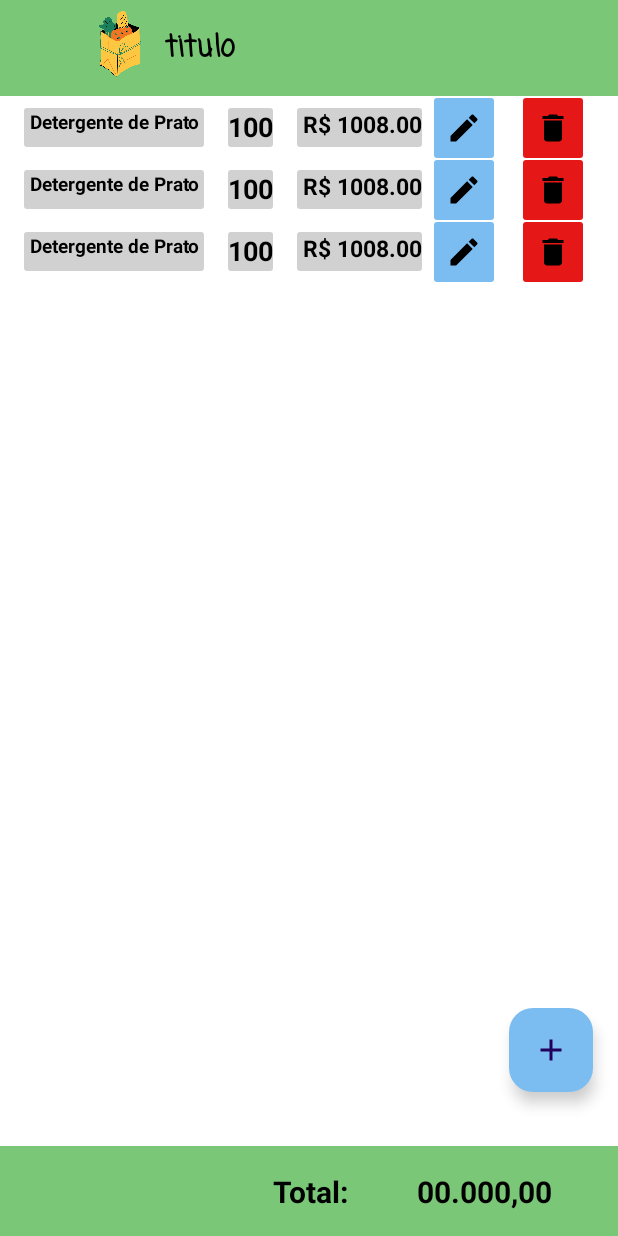
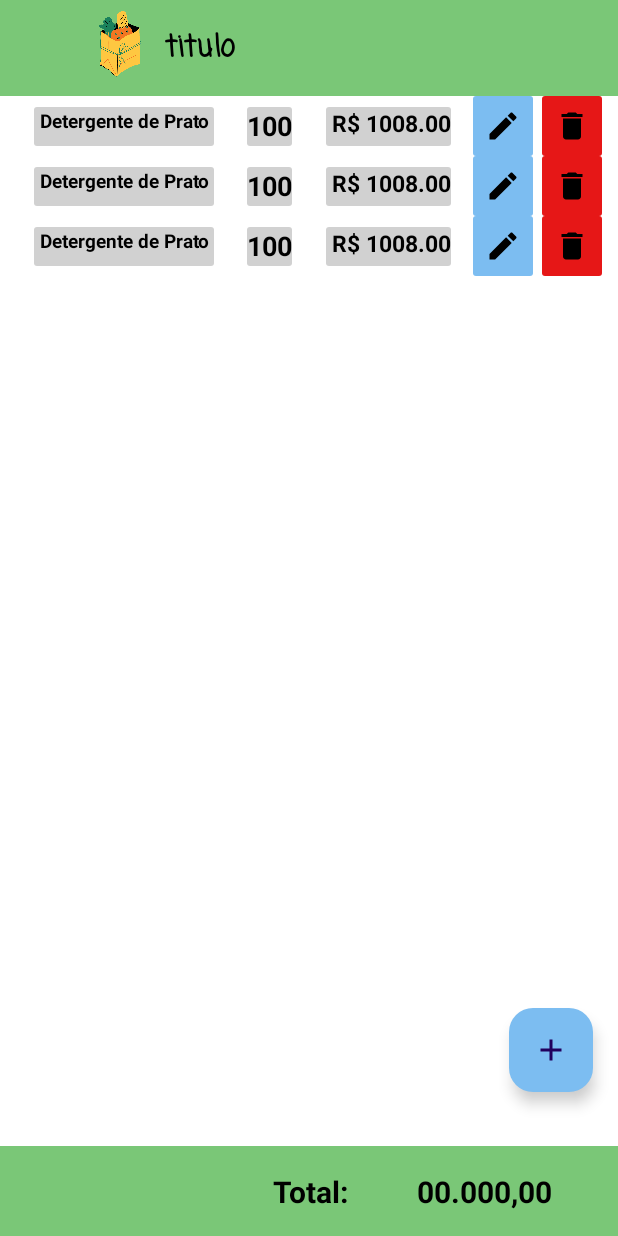
Before and after one commit to HigorLDK/FeiraFacil, an Android app: the layout activity_nova_feira.xml on its own in the app's theme, with its tools: preview values and no code run, on a phone screen of 412 x 824 dp. Run offline under Robolectric (Android 15) with nearby library versions, the phone set to English and light mode, and no system bars; Roboto replaces fonts that are not available here.

Commit message:
v0.4.1 - Correção de erro na navegação

```diff
--- a/app/src/main/java/com/example/feirafacil/activites/AtualizarItemActivity.kt
+++ b/app/src/main/java/com/example/feirafacil/activites/AtualizarItemActivity.kt
@@ -115,6 +115,7 @@ class AtualizarItemActivity : AppCompatActivity() {
                     val intent = Intent(this, NovaFeiraActivity::class.java)
                     intent.putExtra("source", "ActivityAtualizar")
                     intent.putExtra("tituloFeira", tituloFeira)
+                    intent.action = "ActivityAtualizar"
                     startActivity(intent)
                     finish()
                 }
--- a/app/src/main/java/com/example/feirafacil/activites/ListaFeiraActivity.kt
+++ b/app/src/main/java/com/example/feirafacil/activites/ListaFeiraActivity.kt
@@ -135,13 +135,13 @@ class ListaFeiraActivity : AppCompatActivity() {
                     if (timestamp != null) {
                         lista?.data = timestamp.toDate()
                     }
-                    //Log.i("feirateste", "$date")
+
                     if (lista != null) {
                         listaFeiras.add(lista)
 
                     }
                 }
-                Log.i("testefeira", "$listaFeiras")
+
                 if (listaFeiras.isNotEmpty()) {
                     feiraAdapter.adicionarFeira(listaFeiras)
                 }else{
--- a/app/src/main/java/com/example/feirafacil/activites/MainActivity.kt
+++ b/app/src/main/java/com/example/feirafacil/activites/MainActivity.kt
@@ -46,7 +46,7 @@ class MainActivity : AppCompatActivity() {
             val currentUser = firebaseAuth.currentUser
             currentUser?.let {
                 val uid = it.uid
-                Log.i("uiduser", "$uid")
+                Log.i("uiduser", uid)
             }
         }
 
@@ -75,9 +75,6 @@ class MainActivity : AppCompatActivity() {
             }
     }
 
-    override fun onStart() {
-        super.onStart()
-    }
 
     private fun eventosClique() {
 
--- a/app/src/main/res/layout/activity_nova_feira.xml
+++ b/app/src/main/res/layout/activity_nova_feira.xml
@@ -62,6 +62,7 @@
         android:layout_width="wrap_content"
         android:layout_height="wrap_content"
         android:clickable="true"
+        android:contentDescription="AdicionarProduto"
         android:focusable="true"
         app:backgroundTint="@color/blue"
         app:layout_constraintBottom_toBottomOf="parent"
--- a/app/src/main/res/layout/item_lista.xml
+++ b/app/src/main/res/layout/item_lista.xml
@@ -11,7 +11,6 @@
         android:layout_width="120dp"
         android:layout_height="26dp"
         android:layout_marginStart="16dp"
-        android:layout_marginTop="8dp"
         android:fontFamily="@font/andada_pro"
         android:paddingStart="4dp"
         android:text="Detergente de Prato"
@@ -19,6 +18,9 @@
         android:textSize="20sp"
         android:textStyle="bold"
         app:autoSizeTextType="uniform"
+        app:layout_constraintBottom_toBottomOf="parent"
+        app:layout_constraintEnd_toStartOf="@+id/textQuantidade"
+        app:layout_constraintHorizontal_bias="0.5"
         app:layout_constraintStart_toStartOf="parent"
         app:layout_constraintTop_toTopOf="parent" />
 
@@ -35,6 +37,8 @@
         android:textStyle="bold"
         app:autoSizeTextType="uniform"
         app:layout_constraintBottom_toBottomOf="@+id/textProduto"
+        app:layout_constraintEnd_toStartOf="@+id/textValor"
+        app:layout_constraintHorizontal_bias="0.5"
         app:layout_constraintStart_toEndOf="@+id/textProduto"
         app:layout_constraintTop_toTopOf="@+id/textProduto" />
 
@@ -52,25 +56,28 @@
         android:textStyle="bold"
         app:autoSizeTextType="uniform"
         app:layout_constraintBottom_toBottomOf="@+id/textQuantidade"
+        app:layout_constraintEnd_toStartOf="@+id/btnEditar"
+        app:layout_constraintHorizontal_bias="0.5"
         app:layout_constraintStart_toEndOf="@+id/textQuantidade"
         app:layout_constraintTop_toTopOf="@+id/textQuantidade" />
 
     <ImageButton
+        android:id="@+id/btnEditar"
         style="@style/MyButtonEditStyle"
-        android:id="@+id/btnEditar"
         android:layout_width="40dp"
         android:layout_height="40dp"
         android:layout_marginStart="8dp"
         android:background="@drawable/layered_blue"
         android:minHeight="48dp"
         app:layout_constraintBottom_toBottomOf="@+id/textValor"
+        app:layout_constraintEnd_toStartOf="@+id/btnExcluir"
+        app:layout_constraintHorizontal_bias="0.5"
         app:layout_constraintStart_toEndOf="@+id/textValor"
-        app:layout_constraintTop_toTopOf="@+id/textValor"
-        />
+        app:layout_constraintTop_toTopOf="@+id/textValor" />
 
     <ImageButton
+        android:id="@+id/btnExcluir"
         style="@style/MyButtonDeleteStyle"
-        android:id="@+id/btnExcluir"
         android:layout_width="40dp"
         android:layout_height="40dp"
         android:layout_marginEnd="4dp"
@@ -78,8 +85,8 @@
         android:minHeight="48dp"
         app:layout_constraintBottom_toBottomOf="@+id/btnEditar"
         app:layout_constraintEnd_toEndOf="parent"
+        app:layout_constraintHorizontal_bias="0.5"
         app:layout_constraintStart_toEndOf="@+id/btnEditar"
-        app:layout_constraintTop_toTopOf="@+id/btnEditar"
-        />
+        app:layout_constraintTop_toTopOf="@+id/btnEditar" />
 
 </androidx.constraintlayout.widget.ConstraintLayout>
```
Also changed, not shown: app/src/main/java/com/example/feirafacil/activites/NovaFeiraActivity.kt (+8 -1 lines).
